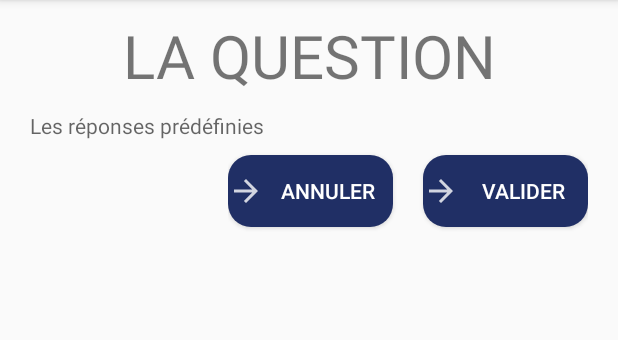
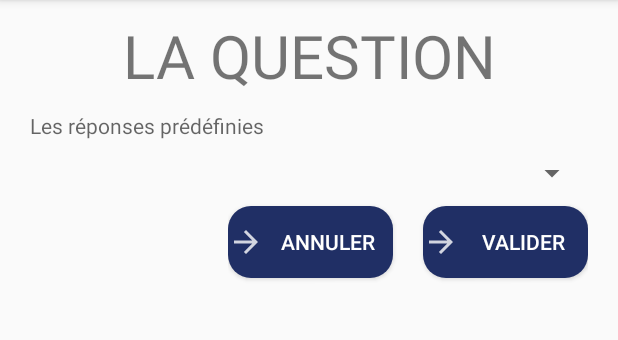
Before and after one commit to thibaultanani/AskNanterre, an Android app: the DisplayAnswerQuiz screen opened directly, with no data from a screen before it, on a phone screen of 412 x 824 dp, the part 84-424 px from its top. Run offline under Robolectric (Android 15) with nearby library versions, the phone set to English and light mode, and no system bars; our stand-ins replace Firebase (no records; nobody signed in at launch, a user with empty details on screens opened directly); 2 statements that could not run were skipped.

Commit message:
Update interface 11

```diff
--- a/app/src/main/res/layout/activity_displayanswerquiz.xml
+++ b/app/src/main/res/layout/activity_displayanswerquiz.xml
@@ -22,7 +22,7 @@
         android:layout_marginTop="10dp"
         android:hint="Les réponses prédéfinies"/>
 
-    <!--<Spinner
+    <Spinner
         android:id="@+id/spinner1"
         android:layout_width="match_parent"
         android:layout_height="wrap_content"
@@ -44,7 +44,7 @@
         android:layout_height="100dp"
         android:gravity="top"
         android:background="@drawable/edittext_bg"
-        android:hint="Votre réponse"/>-->
+        android:hint="Votre réponse"/>
 
     <RelativeLayout
         android:layout_width="wrap_content"
```
